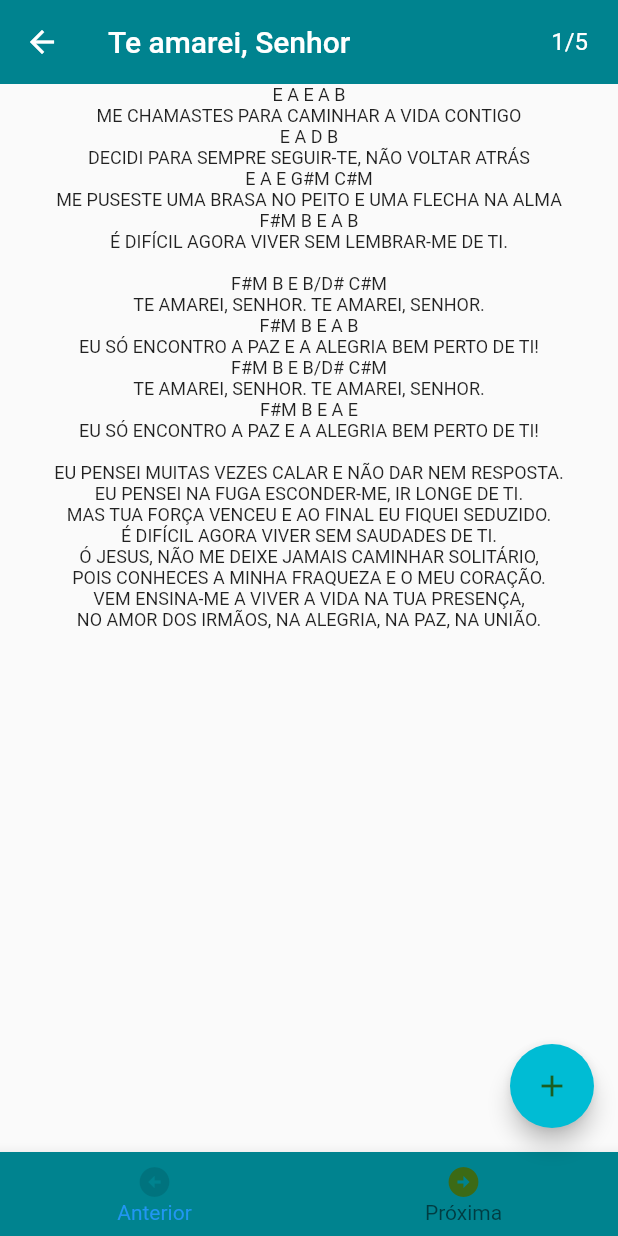
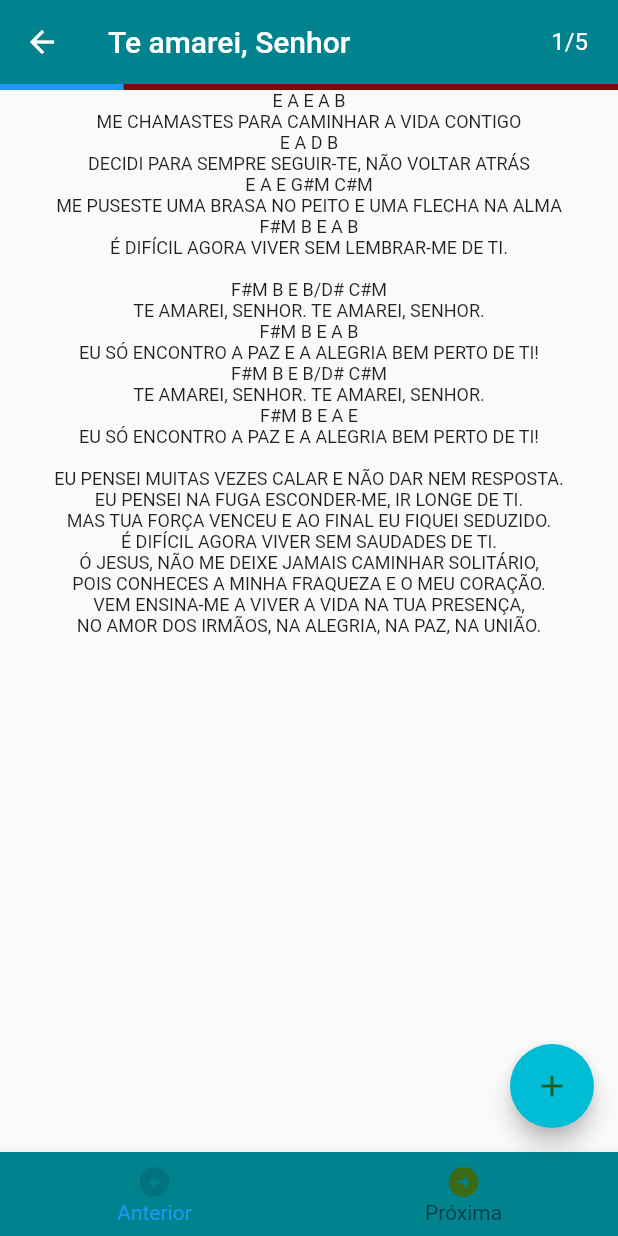
Before and after one commit to ddiasguto/mliturgica, a Flutter app: the ShowMusic screen opened directly, on a phone screen of 412 x 824 dp. Run offline on Flutter 3.47's test engine with Material 2 defaults, Android fonts, the phone set to English and light mode, and no system bars.

Commit message:
progressbar added to showMusic

```diff
--- a/lib/pages/show_music.dart
+++ b/lib/pages/show_music.dart
@@ -65,10 +65,15 @@ class ShowMusicState extends State<ShowMusic> {
           unselectedLabelStyle:
               const TextStyle(color: Colors.black, fontSize: 14),
         ),
-        body: SingleChildScrollView(
-            child: Column(
-          children: maestro.localList[currentIndex].ciphers,
-        )),
+        body: Column(children: [
+          LinearProgressIndicator(
+              backgroundColor: const Color.fromARGB(255, 116, 12, 12),
+              value: (maestro.currentIndex + 1) / maestro.localList.length),
+          SingleChildScrollView(
+              child: Column(
+            children: maestro.localList[currentIndex].ciphers,
+          ))
+        ]),
         floatingActionButton: const FloatButton());
   }
 }
```
